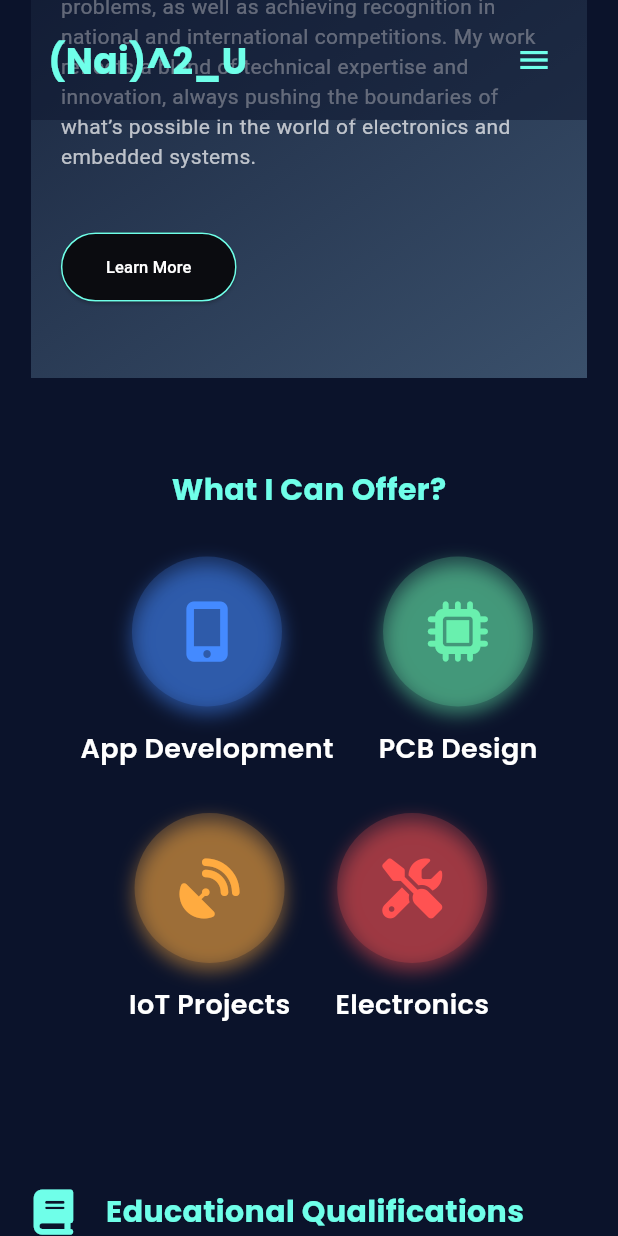
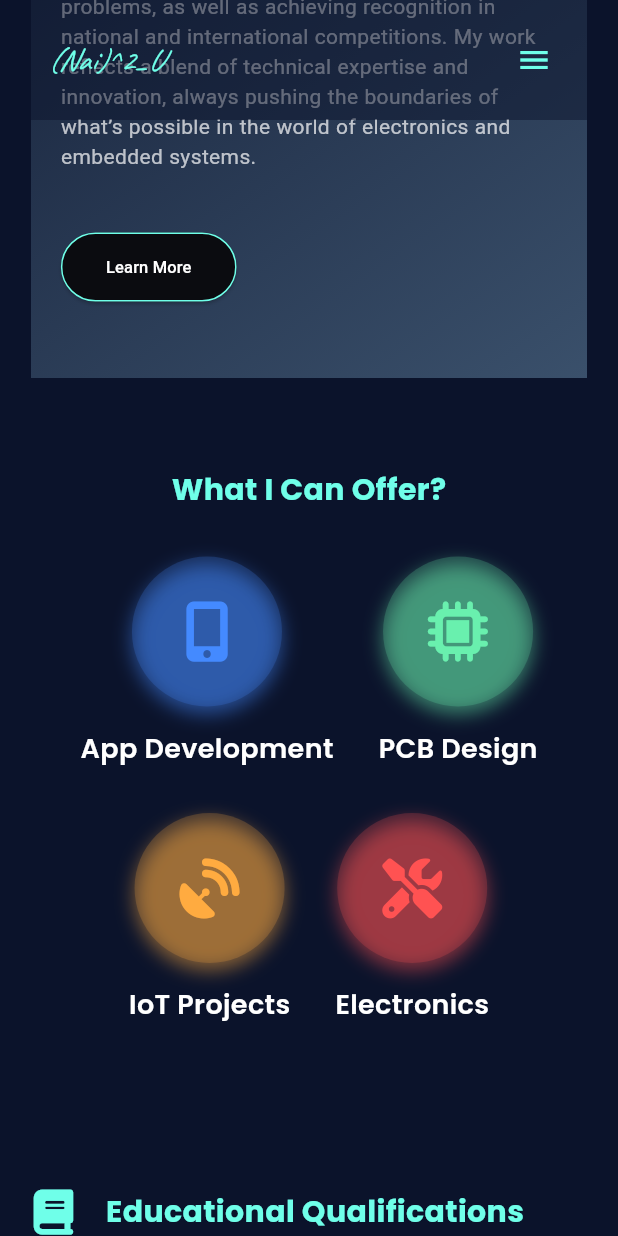
Before and after one commit to nainaiurk/nainaifolio, a Flutter app: the screen it shows after launch, scrolled down 576 dp, on a phone screen of 412 x 824 dp. Run offline on Flutter 3.47's test engine with Material 3 defaults, Android fonts, the light colour scheme and no system bars; our stand-ins replace animated_text_kit, font_awesome_flutter, google_fonts, percent_indicator; missing offline and left inert: dart:js; network calls fail; Roboto replaces fonts that are missing (FontAwesome).

Commit message:
updated signature

```diff
--- a/lib/widgets/top_navigation_bar.dart
+++ b/lib/widgets/top_navigation_bar.dart
@@ -1,4 +1,5 @@
 import 'package:flutter/material.dart';
+import 'package:google_fonts/google_fonts.dart';
 import '../utils/responsive.dart';
 
 enum ScrollSection {
@@ -39,9 +40,10 @@ class TopNavigationBar extends StatelessWidget {
   Widget _buildLogo(BuildContext context) {
     return Text(
       '(Nai)^2_U',
-      style: TextStyle(
-        fontSize: 24,
-        fontWeight: FontWeight.bold,
+      style: GoogleFonts.caveat(
+        fontSize: Responsive.isMobile(context) ? 20 : 30,
+        // fontWeight: FontWeight.bold,
+        fontStyle: FontStyle.italic,
         color: Theme.of(context).primaryColor,
       ),
     );
```
